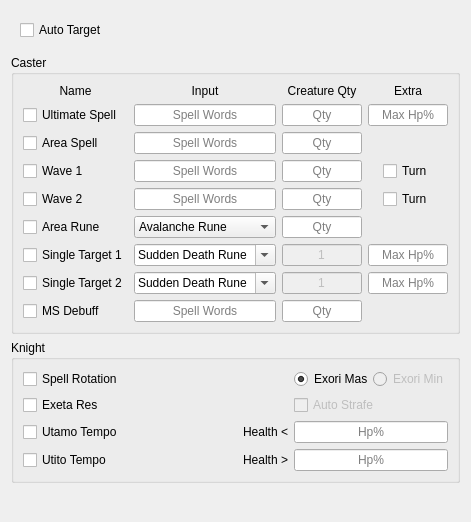
Above: UI/partyhunt.ui from ismaelfsilva/KzBot before the change. Below: the same form after it.
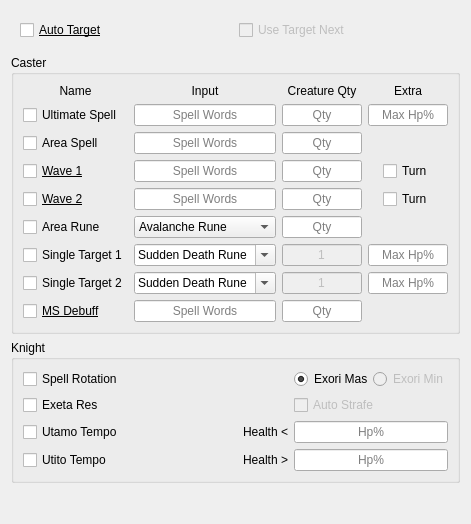
That is the form after the change.

```diff
--- a/UI/partyhunt.ui
+++ b/UI/partyhunt.ui
@@ -7,7 +7,7 @@
     <x>0</x>
     <y>0</y>
     <width>461</width>
-    <height>522</height>
+    <height>524</height>
    </rect>
   </property>
   <property name="windowTitle">
@@ -31,17 +31,37 @@
       </property>
       <item>
        <widget class="QWidget" name="widget" native="true">
-        <layout class="QGridLayout" name="gridLayout_2">
+        <layout class="QHBoxLayout" name="horizontalLayout_2">
          <property name="bottomMargin">
           <number>9</number>
          </property>
-         <item row="0" column="0">
+         <item>
           <widget class="QCheckBox" name="autoTargetStatus">
+           <property name="font">
+            <font>
+             <underline>true</underline>
+            </font>
+           </property>
+           <property name="toolTip">
+            <string>Can make the character walk
+We recommend not using it without using Target Next as a Mage
+As paladin, will try to target the creature in the best spot for Diamond Arrow</string>
+           </property>
            <property name="text">
             <string>Auto Target</string>
            </property>
           </widget>
          </item>
+         <item>
+          <widget class="QCheckBox" name="checkBox">
+           <property name="enabled">
+            <bool>false</bool>
+           </property>
+           <property name="text">
+            <string>Use Target Next</string>
+           </property>
+          </widget>
+         </item>
         </layout>
        </widget>
       </item>
@@ -280,6 +300,14 @@
              <verstretch>0</verstretch>
             </sizepolicy>
            </property>
+           <property name="font">
+            <font>
+             <underline>true</underline>
+            </font>
+           </property>
+           <property name="toolTip">
+            <string>Only works in party with EK</string>
+           </property>
            <property name="text">
             <string>Wave 2</string>
            </property>
@@ -387,6 +415,14 @@
              <verstretch>0</verstretch>
             </sizepolicy>
            </property>
+           <property name="font">
+            <font>
+             <underline>true</underline>
+            </font>
+           </property>
+           <property name="toolTip">
+            <string>Only works in party with EK</string>
+           </property>
            <property name="text">
             <string>Wave 1</string>
            </property>
@@ -780,6 +816,14 @@
              <verstretch>0</verstretch>
             </sizepolicy>
            </property>
+           <property name="font">
+            <font>
+             <underline>true</underline>
+            </font>
+           </property>
+           <property name="toolTip">
+            <string>Will use on EK if in a party</string>
+           </property>
            <property name="text">
             <string>MS Debuff</string>
            </property>
```
Left out of the diff: 42 changed lines with no effect on the pictures.
